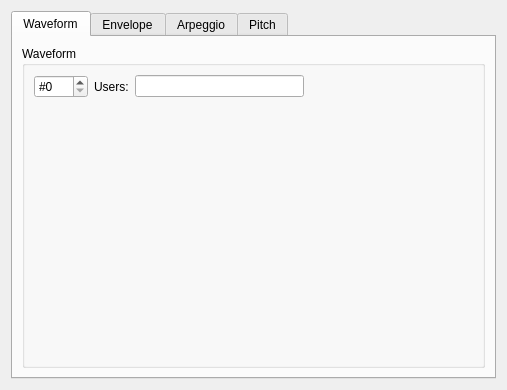
Before: the Qt Designer form BambooTracker/gui/instrument_editor/instrument_editor_adpcm_form.ui in BambooTracker/BambooTracker, drawn with Qt 5.
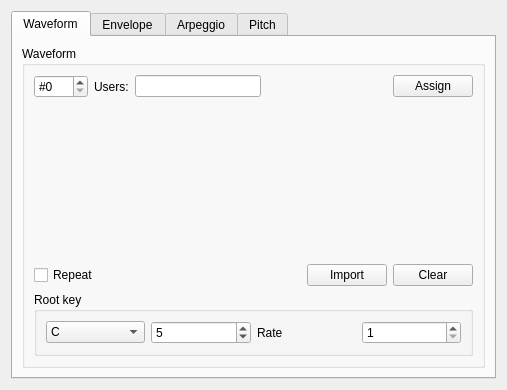
After: the same form once the commit is applied. The open tabs and pages were chosen to show the change. Custom widgets are drawn as their Qt base class.

Commit message:
Add ADPCM waveform edit
but still not importable yet

The edit to the form file:
```diff
--- a/BambooTracker/gui/instrument_editor/instrument_editor_adpcm_form.ui
+++ b/BambooTracker/gui/instrument_editor/instrument_editor_adpcm_form.ui
@@ -29,41 +29,59 @@
          <property name="title">
           <string>Waveform</string>
          </property>
-         <layout class="QGridLayout" name="gridLayout">
-          <item row="0" column="2">
-           <widget class="QLineEdit" name="lineEdit">
-            <property name="readOnly">
-             <bool>true</bool>
-            </property>
-           </widget>
+         <layout class="QVBoxLayout" name="verticalLayout">
+          <item>
+           <layout class="QHBoxLayout" name="horizontalLayout_3">
+            <item>
+             <widget class="QSpinBox" name="waveNumSpinBox">
+              <property name="keyboardTracking">
+               <bool>false</bool>
+              </property>
+              <property name="prefix">
+               <string notr="true">#</string>
+              </property>
+              <property name="maximum">
+               <number>127</number>
+              </property>
+             </widget>
+            </item>
+            <item>
+             <widget class="QLabel" name="waveUsersLabel">
+              <property name="text">
+               <string>Users:</string>
+              </property>
+             </widget>
+            </item>
+            <item>
+             <widget class="QLineEdit" name="waveUsersLineEdit">
+              <property name="readOnly">
+               <bool>true</bool>
+              </property>
+             </widget>
+            </item>
+            <item>
+             <spacer name="horizontalSpacer">
+              <property name="orientation">
+               <enum>Qt::Horizontal</enum>
+              </property>
+              <property name="sizeHint" stdset="0">
+               <size>
+                <width>40</width>
+                <height>20</height>
+               </size>
+              </property>
+             </spacer>
+            </item>
+            <item>
+             <widget class="QPushButton" name="waveAssignPushButton">
+              <property name="text">
+               <string>Assign</string>
+              </property>
+             </widget>
+            </item>
+           </layout>
           </item>
-          <item row="0" column="0">
-           <widget class="QSpinBox" name="waveNumSpinBox">
-            <property name="keyboardTracking">
-             <bool>false</bool>
-            </property>
-            <property name="prefix">
-             <string notr="true">#</string>
-            </property>
-            <property name="maximum">
-             <number>127</number>
-            </property>
-           </widget>
-          </item>
-          <item row="0" column="3">
-           <spacer name="horizontalSpacer">
-            <property name="orientation">
-             <enum>Qt::Horizontal</enum>
-            </property>
-            <property name="sizeHint" stdset="0">
-             <size>
-              <width>40</width>
-              <height>20</height>
-             </size>
-            </property>
-           </spacer>
-          </item>
-          <item row="1" column="1">
+          <item>
            <spacer name="verticalSpacer">
             <property name="orientation">
              <enum>Qt::Vertical</enum>
@@ -76,11 +94,142 @@
             </property>
            </spacer>
           </item>
-          <item row="0" column="1" alignment="Qt::AlignRight">
-           <widget class="QLabel" name="waveUsersLabel">
-            <property name="text">
-             <string>Users:</string>
+          <item>
+           <layout class="QHBoxLayout" name="horizontalLayout_7">
+            <item>
+             <widget class="QCheckBox" name="waveRepeatCheckBox">
+              <property name="text">
+               <string>Repeat</string>
+              </property>
+             </widget>
+            </item>
+            <item>
+             <spacer name="horizontalSpacer_3">
+              <property name="orientation">
+               <enum>Qt::Horizontal</enum>
+              </property>
+              <property name="sizeHint" stdset="0">
+               <size>
+                <width>40</width>
+                <height>20</height>
+               </size>
+              </property>
+             </spacer>
+            </item>
+            <item>
+             <widget class="QPushButton" name="waveImportPushButton">
+              <property name="text">
+               <string>Import</string>
+              </property>
+             </widget>
+            </item>
+            <item>
+             <widget class="QPushButton" name="waveClearPushButton">
+              <property name="text">
+               <string>Clear</string>
+              </property>
+             </widget>
+            </item>
+           </layout>
+          </item>
+          <item>
+           <widget class="QGroupBox" name="rootKeyGroupBox">
+            <property name="title">
+             <string>Root key</string>
             </property>
+            <layout class="QHBoxLayout" name="horizontalLayout_8">
+             <item>
+              <widget class="QComboBox" name="rootKeyComboBox">
+               <item>
+                <property name="text">
+                 <string>C</string>
+                </property>
+               </item>
+               <item>
+                <property name="text">
+                 <string>C#</string>
+                </property>
+               </item>
+               <item>
+                <property name="text">
+                 <string>D</string>
+                </property>
+               </item>
+               <item>
+                <property name="text">
+                 <string>D#</string>
+                </property>
+               </item>
+               <item>
+                <property name="text">
+                 <string>E</string>
+                </property>
+               </item>
+               <item>
+                <property name="text">
+                 <string>F</string>
+                </property>
+               </item>
+               <item>
+                <property name="text">
+                 <string>F#</string>
+                </property>
+               </item>
+               <item>
+                <property name="text">
+                 <string>G</string>
+                </property>
+               </item>
+               <item>
+                <property name="text">
+                 <string>G#</string>
+                </property>
+               </item>
+               <item>
+                <property name="text">
+                 <string>A</string>
+                </property>
+               </item>
+               <item>
+                <property name="text">
+                 <string>A#</string>
+                </property>
+               </item>
+               <item>
+                <property name="text">
+                 <string>B</string>
+                </property>
+               </item>
+              </widget>
+             </item>
+             <item>
+              <widget class="QSpinBox" name="rootKeySpinBox">
+               <property name="maximum">
+                <number>7</number>
+               </property>
+               <property name="value">
+                <number>5</number>
+               </property>
+              </widget>
+             </item>
+             <item>
+              <widget class="QLabel" name="rootRateLabel">
+               <property name="text">
+                <string>Rate</string>
+               </property>
+              </widget>
+             </item>
+             <item>
+              <widget class="QSpinBox" name="rootRateSpinBox">
+               <property name="minimum">
+                <number>1</number>
+               </property>
+               <property name="maximum">
+                <number>65535</number>
+               </property>
+              </widget>
+             </item>
+            </layout>
            </widget>
           </item>
          </layout>
```
Left out of the diff: 22 changed lines with no effect on the pictures. The commit also changes 12 other files.
